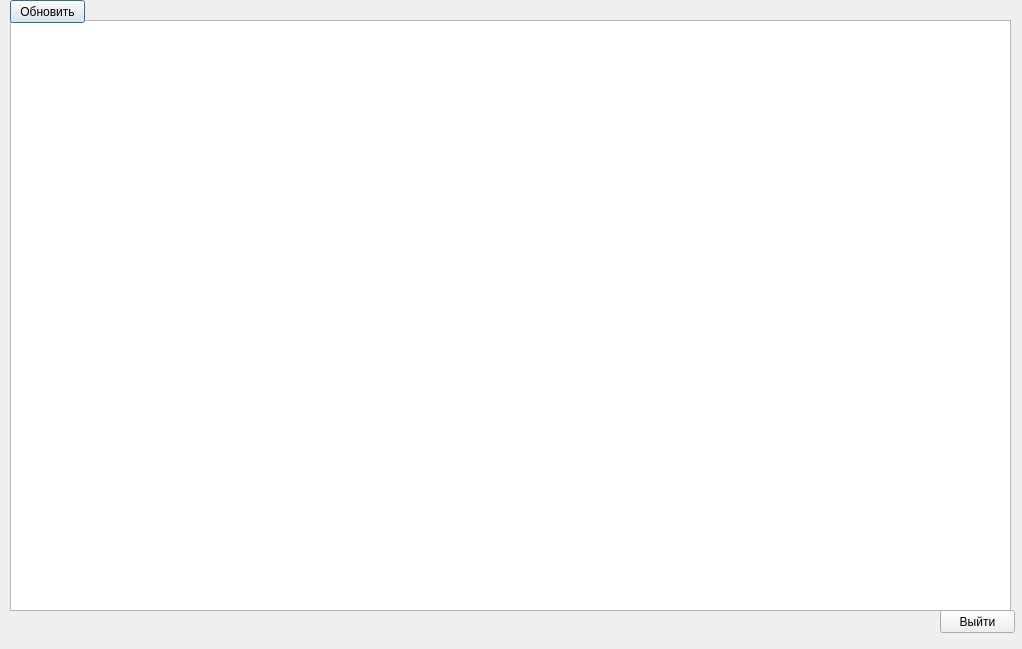
The window that designOpenTbl.ui (AZch/Data-decryption-system) describes before a commit, drawn with Qt 5.
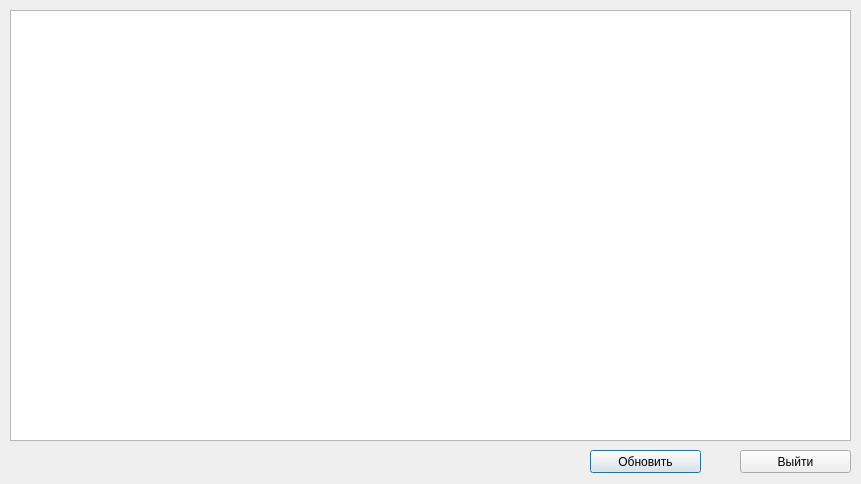
The same window after the commit.

The edit to the form file:
```diff
--- a/designOpenTbl.ui
+++ b/designOpenTbl.ui
@@ -6,8 +6,8 @@
    <rect>
     <x>0</x>
     <y>0</y>
-    <width>1022</width>
-    <height>649</height>
+    <width>861</width>
+    <height>484</height>
    </rect>
   </property>
   <property name="windowTitle">
@@ -17,18 +17,18 @@
    <property name="geometry">
     <rect>
      <x>10</x>
-     <y>20</y>
-     <width>1001</width>
-     <height>591</height>
+     <y>10</y>
+     <width>841</width>
+     <height>431</height>
     </rect>
    </property>
   </widget>
   <widget class="QPushButton" name="btnUpdTbl">
    <property name="geometry">
     <rect>
-     <x>10</x>
-     <y>0</y>
-     <width>75</width>
+     <x>590</x>
+     <y>450</y>
+     <width>111</width>
      <height>23</height>
     </rect>
    </property>
@@ -39,9 +39,9 @@
   <widget class="QPushButton" name="btnExit">
    <property name="geometry">
     <rect>
-     <x>940</x>
-     <y>610</y>
-     <width>75</width>
+     <x>740</x>
+     <y>450</y>
+     <width>111</width>
      <height>23</height>
     </rect>
    </property>
```
